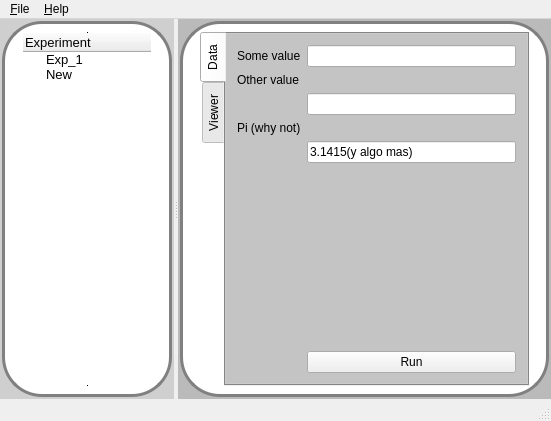
Qt form src/ui/MainWindow.ui (zxnord/Qt4VTK7SimpleViewer) before a commit.
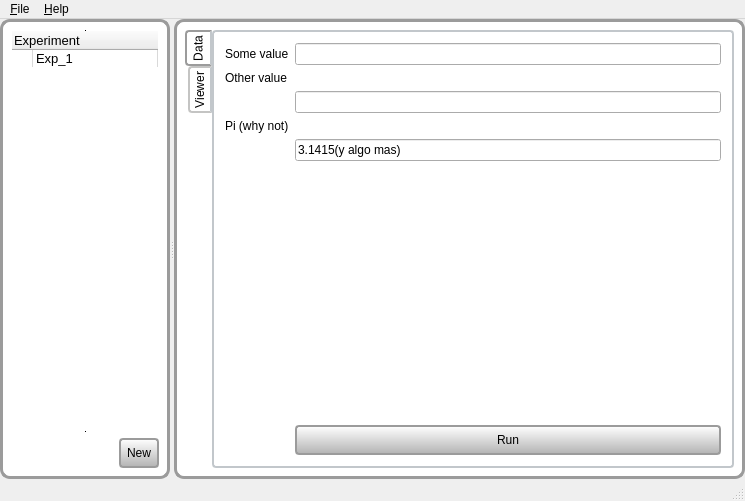
The same form after that commit.

Patch:
```diff
--- a/src/ui/MainWindow.ui
+++ b/src/ui/MainWindow.ui
@@ -6,67 +6,32 @@
    <rect>
     <x>0</x>
     <y>0</y>
-    <width>551</width>
-    <height>421</height>
+    <width>745</width>
+    <height>501</height>
    </rect>
   </property>
   <property name="windowTitle">
    <string>Simple Qt4/VTK-7 Viewer</string>
   </property>
   <widget class="QWidget" name="m_centralWidget">
-   <layout class="QVBoxLayout" name="verticalLayout_7">
-    <property name="spacing">
-     <number>0</number>
-    </property>
-    <property name="leftMargin">
-     <number>0</number>
-    </property>
-    <property name="topMargin">
-     <number>0</number>
-    </property>
-    <property name="rightMargin">
-     <number>0</number>
-    </property>
-    <property name="bottomMargin">
-     <number>0</number>
-    </property>
-    <item>
-     <widget class="QSplitter" name="splitter">
-      <property name="orientation">
-       <enum>Qt::Horizontal</enum>
-      </property>
-      <widget class="QWidget" name="widget" native="true">
-       <property name="minimumSize">
-        <size>
-         <width>174</width>
-         <height>0</height>
-        </size>
-       </property>
-       <property name="maximumSize">
-        <size>
-         <width>174</width>
-         <height>16777215</height>
-        </size>
-       </property>
-       <property name="styleSheet">
-        <string notr="true">#widget {
-background: rgb(207, 207, 207)
-}</string>
-       </property>
        <layout class="QVBoxLayout" name="verticalLayout_3">
         <property name="leftMargin">
-         <number>2</number>
+     <number>0</number>
         </property>
         <property name="topMargin">
-         <number>2</number>
+     <number>0</number>
         </property>
         <property name="rightMargin">
-         <number>2</number>
+     <number>0</number>
         </property>
         <property name="bottomMargin">
-         <number>2</number>
+     <number>0</number>
         </property>
         <item>
+     <widget class="QSplitter" name="splitter_2">
+      <property name="orientation">
+       <enum>Qt::Horizontal</enum>
+      </property>
          <widget class="QWidget" name="widget_3" native="true">
           <property name="minimumSize">
            <size>
@@ -82,22 +47,47 @@
           </property>
           <property name="styleSheet">
            <string notr="true">#widget_3 {
-border: 3px solid gray;
-border-radius: 40px;
+border: 3px solid #9B9B9B;
+border-radius: 10px;
 background: white;
 }</string>
           </property>
           <layout class="QVBoxLayout" name="verticalLayout_5">
            <property name="leftMargin">
-            <number>20</number>
+         <number>11</number>
            </property>
            <property name="rightMargin">
-            <number>20</number>
+         <number>11</number>
            </property>
            <item>
             <widget class="QTreeWidget" name="treeWidget">
              <property name="styleSheet">
-              <string notr="true"/>
+           <string notr="true">QTreeView {
+    show-decoration-selected: 1;
+}
+
+QTreeView::item {
+     border: 1px solid #d9d9d9;
+    border-top-color: transparent;
+    border-bottom-color: transparent;
+}
+
+QTreeView::item:hover {
+    background: qlineargradient(x1: 0, y1: 0, x2: 0, y2: 1, stop: 0 #e7effd, stop: 1 #cbdaf1);
+    border: 1px solid #bfcde4;
+}
+
+QTreeView::item:selected {
+    border: 1px solid #567dbc;
+}
+
+QTreeView::item:selected:active{
+    background: qlineargradient(x1: 0, y1: 0, x2: 0, y2: 1, stop: 0 #6ea1f1, stop: 1 #567dbc);
+}
+
+QTreeView::item:selected:!active {
+    background: qlineargradient(x1: 0, y1: 0, x2: 0, y2: 1, stop: 0 #6b9be8, stop: 1 #577fbf);
+}</string>
              </property>
              <property name="frameShape">
               <enum>QFrame::VLine</enum>
@@ -127,64 +117,103 @@
                </font>
               </property>
              </item>
+         </widget>
+        </item>
              <item>
+         <layout class="QHBoxLayout" name="horizontalLayout_3">
+          <item>
+           <spacer name="horizontalSpacer_3">
+            <property name="orientation">
+             <enum>Qt::Horizontal</enum>
+            </property>
+            <property name="sizeHint" stdset="0">
+             <size>
+              <width>40</width>
+              <height>20</height>
+             </size>
+            </property>
+           </spacer>
+          </item>
+          <item>
+           <widget class="QPushButton" name="pushButton_2">
+            <property name="styleSheet">
+             <string notr="true">QPushButton#pushButton_2 {
+	background-color: qlineargradient(spread:pad, x1:1, y1:1, x2:1, y2:0, stop:0 rgba(179, 179, 179, 255), stop:1 rgba(255, 255, 255, 255));
+    border-radius: 4px;
+    border: 2px solid #9B9B9B;
+    padding: 6px;
+}
+
+QPushButton#pushButton_2:pressed {
+	background-color: qlineargradient(spread:pad, x1:0.481975, y1:0, x2:0.473, y2:1, stop:0 rgba(179, 179, 179, 255), stop:1 rgba(255, 255, 255, 255));
+}</string>
+            </property>
               <property name="text">
                <string>New</string>
               </property>
-              <property name="font">
-               <font>
-                <family>Arial</family>
-                <pointsize>10</pointsize>
-               </font>
-              </property>
-             </item>
             </widget>
            </item>
           </layout>
-         </widget>
         </item>
        </layout>
       </widget>
-      <widget class="QWidget" name="widget_2" native="true">
-       <property name="styleSheet">
-        <string notr="true">#widget_2 {
-background: rgb(186, 186, 186)
-}</string>
-       </property>
-       <layout class="QVBoxLayout" name="verticalLayout_4">
-        <property name="leftMargin">
-         <number>2</number>
-        </property>
-        <property name="topMargin">
-         <number>2</number>
-        </property>
-        <property name="rightMargin">
-         <number>2</number>
-        </property>
-        <property name="bottomMargin">
-         <number>2</number>
-        </property>
-        <item>
          <widget class="QWidget" name="widget_4" native="true">
           <property name="styleSheet">
            <string notr="true">#widget_4 {
-border: 3px solid gray;
-border-radius: 40px;
+border: 3px solid #9B9B9B;
+border-radius: 10px;
 background: white;
 }</string>
           </property>
           <layout class="QVBoxLayout" name="verticalLayout_6">
            <property name="leftMargin">
-            <number>20</number>
+         <number>11</number>
            </property>
            <property name="rightMargin">
-            <number>20</number>
+         <number>11</number>
            </property>
            <item>
             <widget class="QTabWidget" name="tabWidget">
              <property name="styleSheet">
-              <string notr="true">#tabWidget {
-background: rgb(186, 186, 186)
+           <string notr="true">QTabWidget::pane { /* The tab widget frame */
+    /*border-left: 2px solid #C2C7CB;*/
+    border: 2px solid #C2C7CB;
+    border-radius: 4px;
+    position: absolute;
+    left: -0.1em;
+}
+
+QTabWidget::tab-bar {
+    down: 10px; /* move to the right by 5px */
+}
+
+/* Style the tab using the tab sub-control. Note that
+    it reads QTabBar _not_ QTabWidget */
+QTabBar::tab {
+    background: qlineargradient(x1: 0, y1: 0, x2: 0, y2: 1,
+                                stop: 0 #E1E1E1, stop: 0.4 #DDDDDD,
+                                stop: 0.5 #D8D8D8, stop: 1.0 #D3D3D3);
+    border: 2px solid #C4C4C3;
+    border-right-color: #C2C7CB; /* same as the pane color */
+    border-top-left-radius: 4px;
+    border-bottom-left-radius: 4px;
+    min-width: 6ex;
+    padding: 3px;
+}
+
+QTabBar::tab:selected, QTabBar::tab:hover {
+    background: qlineargradient(x1: 0, y1: 0, x2: 0, y2: 1,
+                                stop: 0 #fafafa, stop: 0.4 #f4f4f4,
+                                stop: 0.5 #e7e7e7, stop: 1.0 #fafafa);
+}
+
+QTabBar::tab:selected {
+    border-color: #9B9B9B;
+    border-right-color: #C2C7CB; /* same as pane color */
+}
+
+QTabBar::tab:!selected {
+    margin-left: 3px; /* make non-selected tabs look smaller */
 }</string>
              </property>
              <property name="tabPosition">
@@ -253,6 +282,20 @@
                </item>
                <item row="10" column="1">
                 <widget class="QPushButton" name="pushButton">
+              <property name="styleSheet">
+               <string notr="true">QPushButton#pushButton {
+	background-color: qlineargradient(spread:pad, x1:1, y1:1, x2:1, y2:0, stop:0 rgba(179, 179, 179, 255), stop:1 rgba(255, 255, 255, 255));
+    border-radius: 4px;
+    border: 2px solid #9B9B9B;
+    padding: 6px;
+}
+
+
+
+QPushButton#pushButton:pressed {
+	background-color: qlineargradient(spread:pad, x1:0.481975, y1:0, x2:0.473, y2:1, stop:0 rgba(179, 179, 179, 255), stop:1 rgba(255, 255, 255, 255));
+}</string>
+              </property>
                  <property name="text">
                   <string>Run</string>
                  </property>
@@ -347,9 +390,6 @@
            </item>
           </layout>
          </widget>
-        </item>
-       </layout>
-      </widget>
      </widget>
     </item>
    </layout>
@@ -359,7 +399,7 @@
     <rect>
      <x>0</x>
      <y>0</y>
-     <width>551</width>
+     <width>745</width>
      <height>26</height>
     </rect>
    </property>
```
Lines whose indentation alone changed are shown as unchanged.
